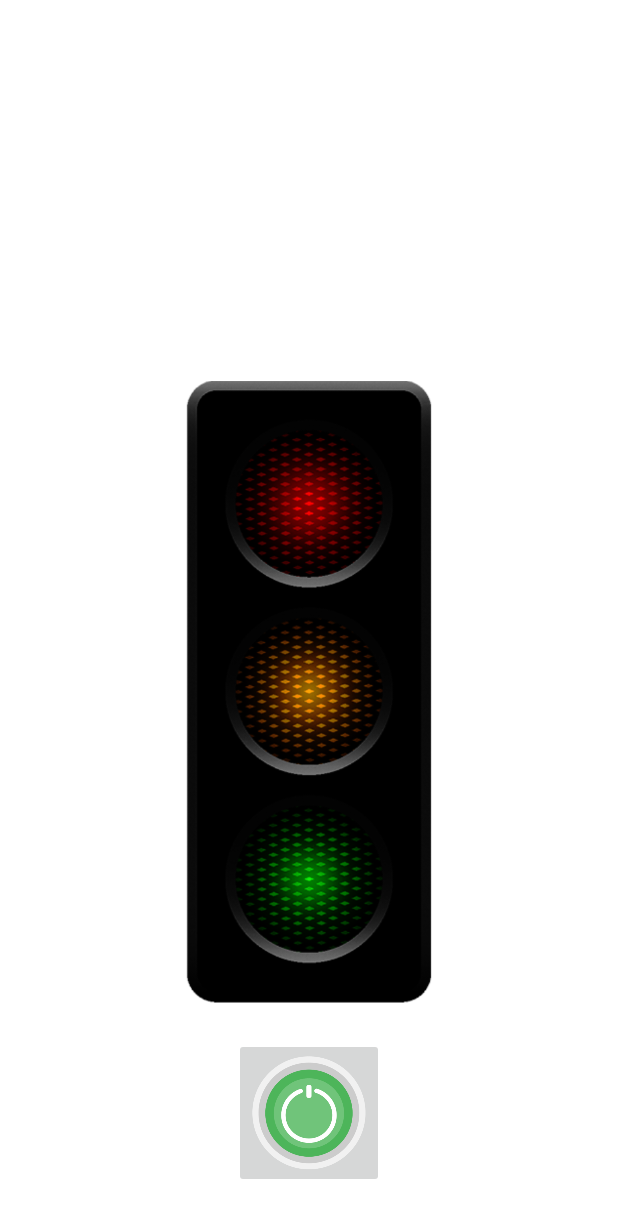
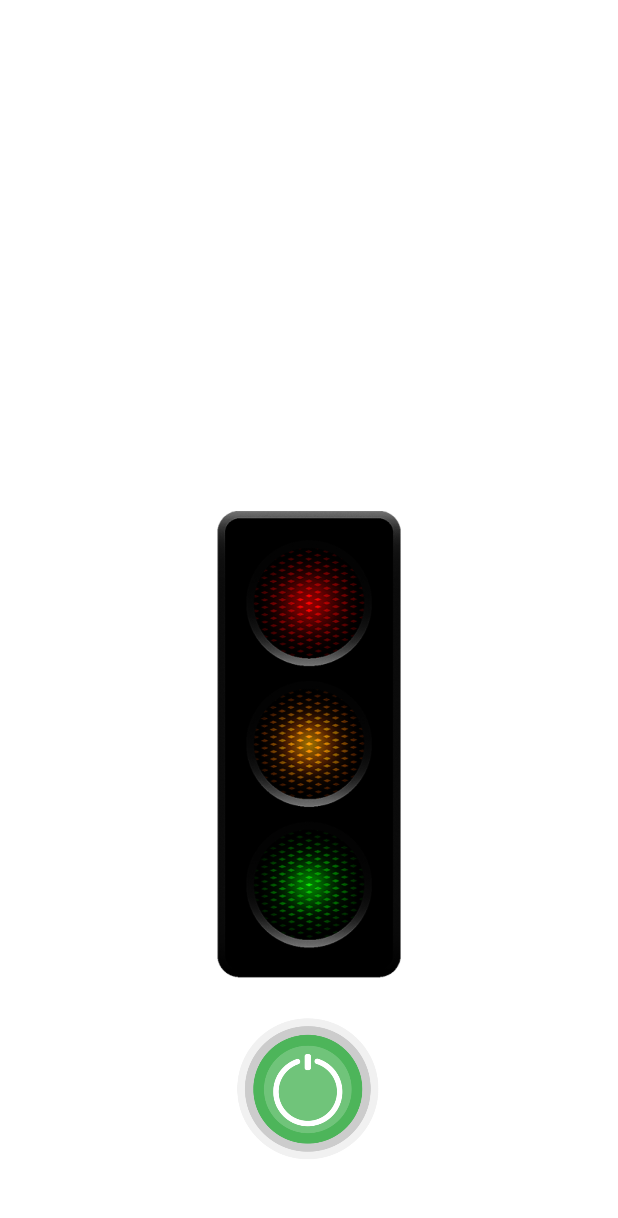
Before and after one commit to raster-gen/androidTrafficLight, an Android app: the layout activity_main.xml on its own in the app's theme, with its tools: preview values and no code run, on a phone screen of 412 x 824 dp. Shown: the top 1218 px of the screen. Run offline under Robolectric (Android 15) with nearby library versions, the phone set to English and light mode, and no system bars.

Commit message:
all work

```diff
--- a/app/src/main/java/com/example/tafficlight/Constance.kt
+++ b/app/src/main/java/com/example/tafficlight/Constance.kt
@@ -9,6 +9,6 @@ object Constance {
     )
     val switchButton = mapOf(
             "turn_on" to R.drawable.switch_on,
-            "turn_on" to R.drawable.switch_off
+            "turn_off" to R.drawable.switch_off
     )
 }
--- a/app/src/main/res/layout/activity_main.xml
+++ b/app/src/main/res/layout/activity_main.xml
@@ -7,23 +7,26 @@
     tools:context=".MainActivity">
 
     <ImageView
-        android:id="@+id/imageView"
-        android:layout_width="165dp"
-        android:layout_height="429dp"
+        android:id="@+id/iv_TrafficLight"
+        android:layout_width="124dp"
+        android:layout_height="327dp"
         android:layout_marginBottom="16dp"
-        app:layout_constraintBottom_toTopOf="@+id/imageButton"
+        app:layout_constraintBottom_toTopOf="@+id/btn_StartStop"
         app:layout_constraintEnd_toEndOf="parent"
         app:layout_constraintStart_toStartOf="parent"
         app:srcCompat="@drawable/unpluged" />
 
     <ImageButton
-        android:id="@+id/imageButton"
+        android:id="@+id/btn_StartStop"
         android:layout_width="100dp"
         android:layout_height="100dp"
-        android:layout_marginBottom="32dp"
-        android:scaleType="centerCrop"
+        android:layout_marginBottom="48dp"
+        android:background="@android:color/transparent"
+        android:onClick="startStop"
+        android:scaleType="fitCenter"
         app:layout_constraintBottom_toBottomOf="parent"
         app:layout_constraintEnd_toEndOf="parent"
+        app:layout_constraintHorizontal_bias="0.498"
         app:layout_constraintStart_toStartOf="parent"
         app:srcCompat="@drawable/switch_on" />
 </androidx.constraintlayout.widget.ConstraintLayout>
```
Also changed, not shown: app/src/main/java/com/example/tafficlight/MainActivity.kt (+50 -8 lines).
